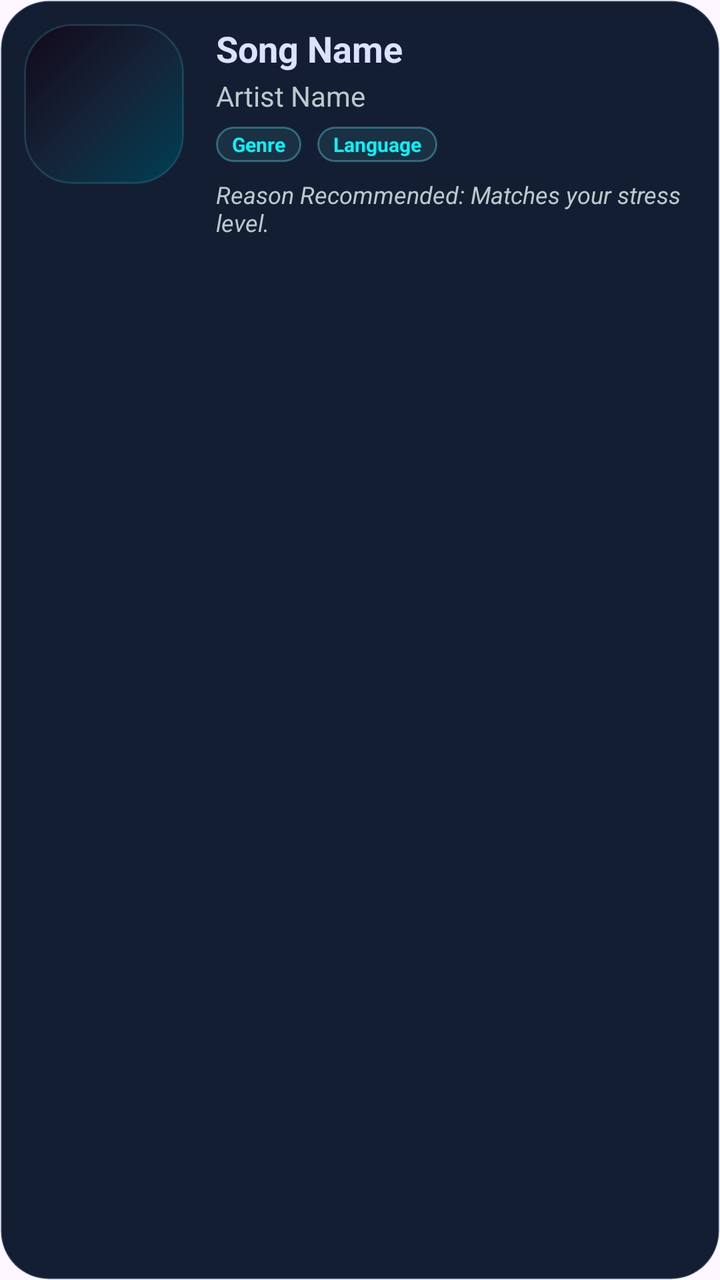
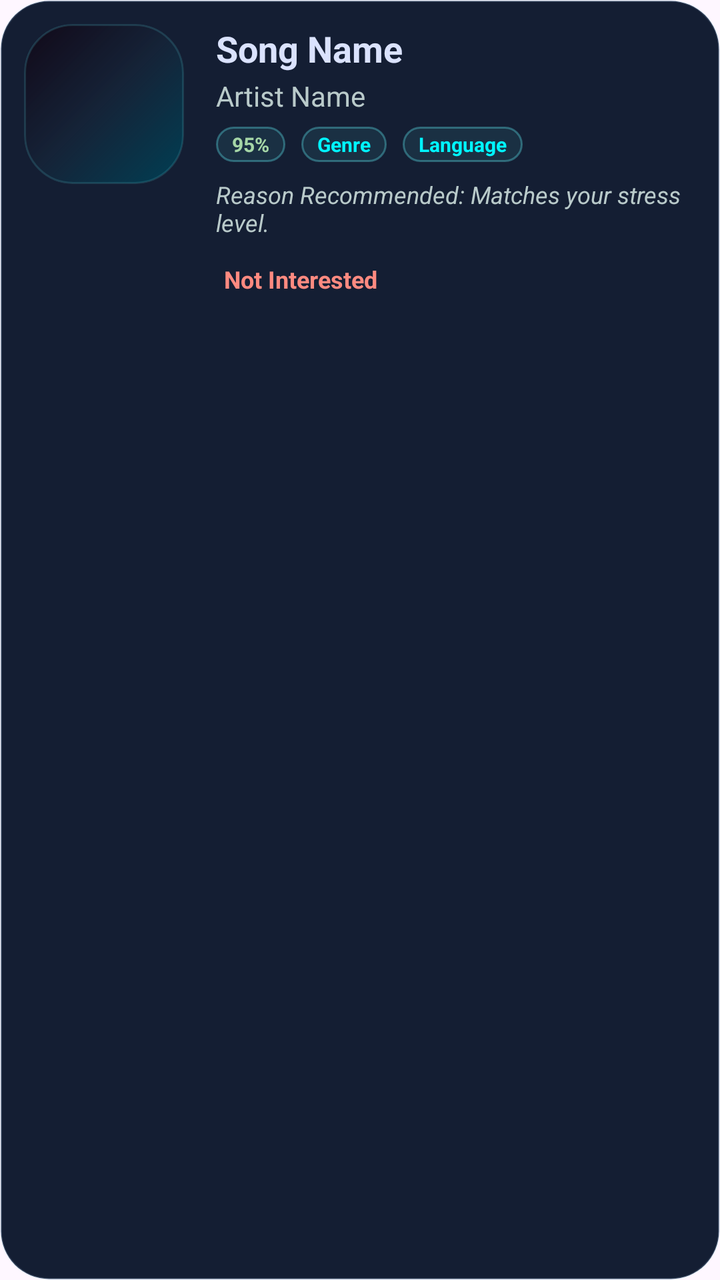

The first picture is an Android layout as it rendered before a commit; the second is the same layout after the commit. The layout source and the unified diff follow.
<!-- AndroidManifest.xml: application theme Theme.Genzmusicapp -->
<!-- res/layout/item_recommendation.xml -->
<?xml version="1.0" encoding="utf-8"?>
<LinearLayout xmlns:android="http://schemas.android.com/apk/res/android"
    android:layout_width="match_parent"
    android:layout_height="wrap_content"
    android:layout_marginBottom="16dp"
    android:background="@drawable/glass_panel"
    android:orientation="horizontal"
    android:padding="12dp"
    android:clickable="true"
    android:focusable="true">

    <ImageView
        android:id="@+id/itemAlbumArt"
        android:layout_width="80dp"
        android:layout_height="80dp"
        android:background="@drawable/album_placeholder"
        android:scaleType="centerCrop"
        android:clipToOutline="true" />

    <LinearLayout
        android:layout_width="0dp"
        android:layout_height="wrap_content"
        android:layout_marginStart="16dp"
        android:layout_weight="1"
        android:orientation="vertical">

        <TextView
            android:id="@+id/itemSongName"
            android:layout_width="match_parent"
            android:layout_height="wrap_content"
            android:ellipsize="end"
            android:maxLines="1"
            android:text="Song Name"
            android:textColor="@color/mood_text"
            android:textSize="18sp"
            android:textStyle="bold" />

        <TextView
            android:id="@+id/itemArtistName"
            android:layout_width="match_parent"
            android:layout_height="wrap_content"
            android:layout_marginTop="2dp"
            android:text="Artist Name"
            android:textColor="@color/mood_text_muted"
            android:textSize="14sp" />

        <LinearLayout
            android:layout_width="match_parent"
            android:layout_height="wrap_content"
            android:layout_marginTop="6dp"
            android:orientation="horizontal">

            <TextView
                android:id="@+id/itemGenre"
                android:layout_width="wrap_content"
                android:layout_height="wrap_content"
                android:background="@drawable/chip_bg"
                android:paddingStart="8dp"
                android:paddingTop="2dp"
                android:paddingEnd="8dp"
                android:paddingBottom="2dp"
                android:text="Genre"
                android:textColor="@color/mood_cyan"
                android:textSize="10sp"
                android:textStyle="bold" />

            <TextView
                android:id="@+id/itemLanguage"
                android:layout_width="wrap_content"
                android:layout_height="wrap_content"
                android:layout_marginStart="8dp"
                android:background="@drawable/chip_bg"
                android:paddingStart="8dp"
                android:paddingTop="2dp"
                android:paddingEnd="8dp"
                android:paddingBottom="2dp"
                android:text="Language"
                android:textColor="@color/mood_cyan"
                android:textSize="10sp"
                android:textStyle="bold" />
        </LinearLayout>

        <TextView
            android:id="@+id/itemReason"
            android:layout_width="match_parent"
            android:layout_height="wrap_content"
            android:layout_marginTop="8dp"
            android:text="Reason Recommended: Matches your stress level."
            android:textColor="@color/mood_text_muted"
            android:textSize="12sp"
            android:textStyle="italic" />
    </LinearLayout>
</LinearLayout>
<!-- resources referenced by this layout -->
<resources>
  <color name="mood_cyan">#00f5ff</color>
  <color name="mood_text">#dae2fd</color>
  <color name="mood_text_muted">#b9caca</color>
  <!-- drawable album_placeholder (drawable) -->
  <?xml version="1.0" encoding="utf-8"?>
  <shape xmlns:android="http://schemas.android.com/apk/res/android" android:shape="rectangle">
      <gradient
          android:angle="135"
          android:centerColor="#3217374A"
          android:endColor="#110818"
          android:startColor="#003E53" />
      <stroke android:width="1dp" android:color="#2463F7FF" />
      <corners android:radius="24dp" />
  </shape>
  <!-- drawable chip_bg (drawable) -->
  <?xml version="1.0" encoding="utf-8"?>
  <shape xmlns:android="http://schemas.android.com/apk/res/android" android:shape="rectangle">
      <solid android:color="#1463F7FF" />
      <stroke android:width="1dp" android:color="#5263F7FF" />
      <corners android:radius="999dp" />
      <padding
          android:bottom="8dp"
          android:left="14dp"
          android:right="14dp"
          android:top="8dp" />
  </shape>
  <!-- drawable glass_panel (drawable) -->
  <?xml version="1.0" encoding="utf-8"?>
  <shape xmlns:android="http://schemas.android.com/apk/res/android" android:shape="rectangle">
      <solid android:color="#141E33" />
      <stroke android:width="1dp" android:color="#2FB5DCFF" />
      <corners android:radius="24dp" />
      <padding
          android:bottom="1dp"
          android:left="1dp"
          android:right="1dp"
          android:top="1dp" />
  </shape>
  <style name="Theme.Genzmusicapp" parent="Base.Theme.Genzmusicapp" />
  <style name="Base.Theme.Genzmusicapp" parent="Theme.Material3.DayNight.NoActionBar">
          
          
      </style>
</resources>

<!-- the commit's change to res/layout/item_recommendation.xml (unified diff, before → after) -->
@@ -51,9 +51,24 @@
             android:orientation="horizontal">
 
             <TextView
+                android:id="@+id/itemMatchScore"
+                android:layout_width="wrap_content"
+                android:layout_height="wrap_content"
+                android:background="@drawable/chip_bg"
+                android:paddingStart="8dp"
+                android:paddingTop="2dp"
+                android:paddingEnd="8dp"
+                android:paddingBottom="2dp"
+                android:text="95%"
+                android:textColor="#a5d6a7"
+                android:textSize="10sp"
+                android:textStyle="bold" />
+
+            <TextView
                 android:id="@+id/itemGenre"
                 android:layout_width="wrap_content"
                 android:layout_height="wrap_content"
+                android:layout_marginStart="8dp"
                 android:background="@drawable/chip_bg"
                 android:paddingStart="8dp"
                 android:paddingTop="2dp"
@@ -89,5 +104,18 @@
             android:textColor="@color/mood_text_muted"
             android:textSize="12sp"
             android:textStyle="italic" />
+
+        <TextView
+            android:id="@+id/itemNotInterested"
+            android:layout_width="wrap_content"
+            android:layout_height="wrap_content"
+            android:layout_marginTop="8dp"
+            android:text="Not Interested"
+            android:textColor="#ff8a80"
+            android:textSize="12sp"
+            android:textStyle="bold"
+            android:padding="4dp"
+            android:clickable="true"
+            android:focusable="true"/>
     </LinearLayout>
 </LinearLayout>
